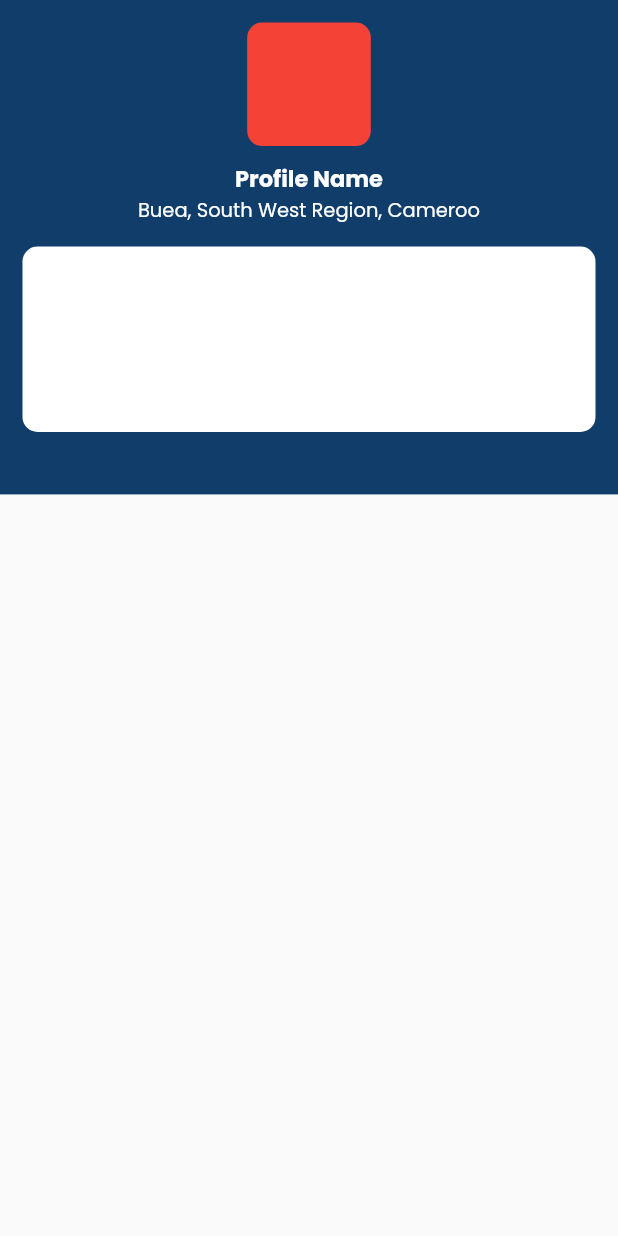
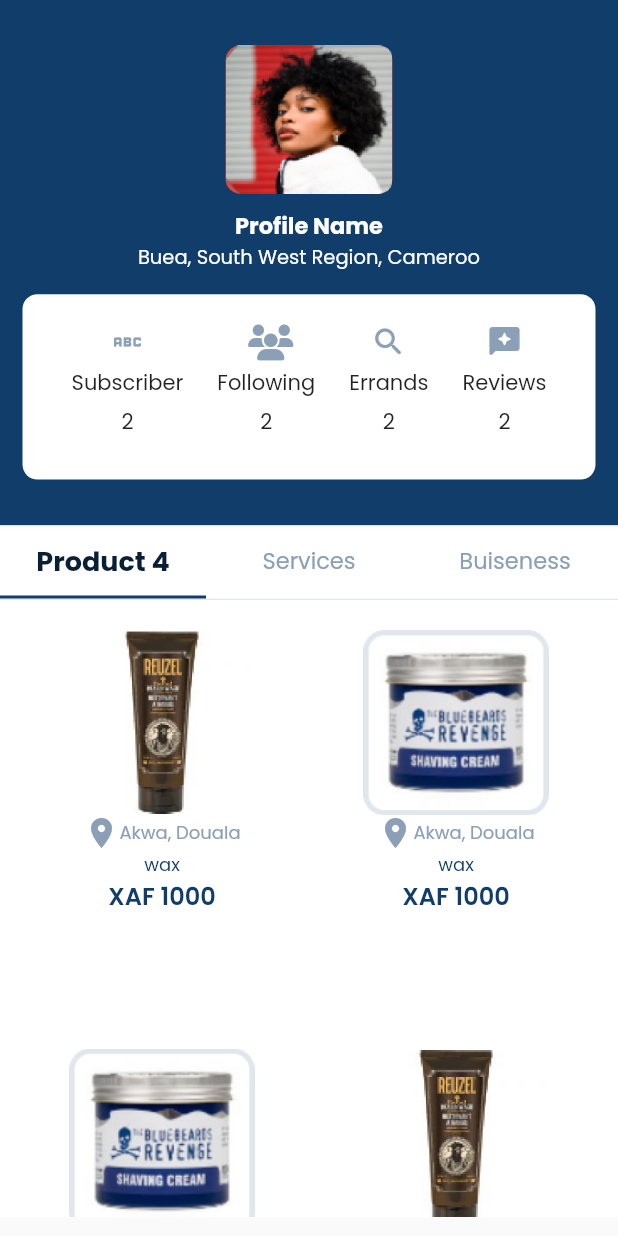
Before and after one commit to abhi061201/errandia, a Flutter app: the Profile_view screen opened directly, on a phone screen of 412 x 824 dp. Run offline on Flutter 3.47's test engine with Material 2 defaults, Android fonts, the phone set to English and light mode, and no system bars; our stand-ins replace carousel_slider, flutter_rating_bar, font_awesome_flutter, get, get_storage, pin_code_fields; accounts and stored records are empty.

Commit message:
added business view

```diff
--- /dev/null
+++ b/lib/app/modules/buiseness/controller/business_controller.dart
@@ -0,0 +1,53 @@
+import 'package:flutter/foundation.dart';
+import 'package:flutter/material.dart';
+import 'package:get/get.dart';
+
+import '../view/buiseness_item.dart';
+
+class business_controller extends GetxController {
+  List<buiseness_item> businessList = [
+    buiseness_item(
+      imagepath: 'assets/images/featured_buiseness_icon/mechanic.png',
+      location: 'Akwa , Douala',
+      name: 'Centrale Auto Cabine',
+      type_of_business: 'Cars & Bikes',
+    ),
+    buiseness_item(
+      imagepath: 'assets/images/featured_buiseness_icon/nishang.png',
+      location: 'Akwa , Douala',
+      name: 'Nishang',
+      type_of_business: 'Electronics & IT',
+    ),
+    buiseness_item(
+      imagepath: 'assets/images/featured_buiseness_icon/plumbing.png',
+      location: 'Akwa , Douala',
+      name: 'Centrale Auto Cabine',
+      type_of_business: 'Cars & Bikes',
+    ),
+    buiseness_item(
+      imagepath: 'assets/images/featured_buiseness_icon/barber.png',
+      location: 'Akwa , Douala',
+      name: 'Barber Shop',
+      type_of_business: 'Hair Cut',
+    ),
+    buiseness_item(
+      imagepath: 'assets/images/featured_buiseness_icon/mechanic.png',
+      location: 'Akwa , Douala',
+      name: 'Centrale Auto Cabine',
+      type_of_business: 'Cars & Bikes',
+    ),
+    buiseness_item(
+      imagepath: 'assets/images/featured_buiseness_icon/nishang.png',
+      location: 'Akwa , Douala',
+      name: 'Nishang',
+      type_of_business: 'Electronics & IT',
+    ),
+    buiseness_item(
+      imagepath: 'assets/images/featured_buiseness_icon/plumbing.png',
+      location: 'Akwa , Douala',
+      name: 'Centrale Auto Cabine',
+      type_of_business: 'Cars & Bikes',
+    ),
+
+  ];
+}
--- /dev/null
+++ b/lib/app/modules/global/Widgets/errandia_widget.dart
@@ -0,0 +1,70 @@
+import 'package:flutter/material.dart';
+import 'package:get/get.dart';
+
+import '../constants/color.dart';
+
+class errandia_widget extends StatelessWidget {
+  errandia_widget({
+    super.key,
+    @required this.cost,
+    @required this.imagePath,
+    @required this.name,
+    @required this.location,
+  });
+  String? name;
+  String? imagePath;
+  String? location;
+  String? cost;
+
+  @override
+  Widget build(BuildContext context) {
+    return Container(
+        padding:EdgeInsets.symmetric(horizontal: 10, vertical: 10),
+        margin: EdgeInsets.only(
+          // right: 10,
+          top: 10,
+          bottom: 10,
+        ),
+        // height: Get.height * 0.15,
+        color: Colors.white,
+        // width: Get.width * 0.38,
+        child: Center(
+          child: Column(
+            crossAxisAlignment: CrossAxisAlignment.center,
+            children: [
+              Container(
+                height: Get.height * 0.15,
+                child: Image(image: AssetImage(imagePath.toString(),),fit: BoxFit.fill,)
+              ),
+              Row(
+                mainAxisAlignment: MainAxisAlignment.center,
+                children: [
+                  Icon(
+                    Icons.location_on,
+                    color: appcolor().mediumGreyColor,
+                  ),
+                  Text(
+                    location.toString(),
+                    style: TextStyle(
+                        color: appcolor().mediumGreyColor, fontSize: 12),
+                  )
+                ],
+              ),
+              Text(
+                name.toString(),
+                style: TextStyle(fontSize: 12, color: appcolor().mainColor),
+                textAlign: TextAlign.center,
+              ),
+              Text(
+                cost.toString(),
+                style: TextStyle(
+                    fontWeight: FontWeight.w600,
+                    color: appcolor().mainColor,
+                    fontSize: 16),
+              )
+            ],
+          ),
+        ));
+
+  }
+}
--- a/lib/app/modules/home/controller/home_controller.dart
+++ b/lib/app/modules/home/controller/home_controller.dart
@@ -3,5 +3,6 @@ import 'package:get/get.dart';
 class home_controller extends GetxController{
 
   RxInt index= 0.obs;
+  RxBool atbusiness=true.obs;
 
 }
--- a/lib/app/modules/home/view/home_view.dart
+++ b/lib/app/modules/home/view/home_view.dart
@@ -1,4 +1,5 @@
 import 'package:errandia/app/modules/auth/Register/register_ui.dart';
+import 'package:errandia/app/modules/buiseness/view/buiseness_view.dart';
 import 'package:errandia/app/modules/global/Widgets/appbar.dart';
 import 'package:errandia/app/modules/global/constants/color.dart';
 import 'package:errandia/app/modules/home/categories/view/categories.dart';
@@ -33,9 +34,8 @@ class _Home_viewState extends State<Home_view> {
   final tabList = [
     home_view_1(),
     run_an_errand(),
-    Center(
-      child: Text('Buiseness'),
-    ),
+    Business_View(),
+    // Center(child: Text('Business Screen'),),
     Profile_view(),
     Center(
       child: Text('More'),
--- /dev/null
+++ b/lib/app/modules/profile/controller/profile_controller.dart
@@ -0,0 +1,79 @@
+import 'package:errandia/app/modules/global/Widgets/errandia_widget.dart';
+import 'package:flutter/material.dart';
+import 'package:get/get.dart';
+
+class profile_controller extends GetxController {
+
+  RxInt tabControllerindex= 0.obs;
+
+  List<errandia_widget> product_list = [
+    errandia_widget(
+      cost: 'XAF 1000',
+      imagePath: 'assets/images/er2.png',
+      name: 'wax',
+      location: 'Akwa, Douala',
+    ),
+    errandia_widget(
+      cost: 'XAF 1000',
+      imagePath: 'assets/images/ui_23_item.png',
+      name: 'wax',
+      location: 'Akwa, Douala',
+    ),
+    errandia_widget(
+      cost: 'XAF 1000',
+      imagePath: 'assets/images/ui_23_item.png',
+      name: 'wax',
+      location: 'Akwa, Douala',
+    ),
+    errandia_widget(
+      cost: 'XAF 1000',
+      imagePath: 'assets/images/er2.png',
+      name: 'hello',
+      location: 'Akwa, Douala',
+    ),
+
+  ];
+  List<errandia_widget> service_list = [
+    errandia_widget(
+      cost: 'XAF 1000',
+      imagePath: 'assets/images/er2.png',
+      name: 'wax',
+      location: 'Akwa, Douala',
+    ),
+    errandia_widget(
+      cost: 'XAF 1000',
+      imagePath: 'assets/images/er2.png',
+      name: 'hello',
+      location: 'Akwa, Douala',
+    ),
+    errandia_widget(
+      cost: 'XAF 1000',
+      imagePath: 'assets/images/ui_23_item.png',
+      name: 'wax',
+      location: 'Akwa, Douala',
+    ),
+
+  ];
+
+  List<errandia_widget> Buiseness_list = [
+    errandia_widget(
+      cost: 'XAF 1000',
+      imagePath: 'assets/images/er2.png',
+      name: 'wax',
+      location: 'Akwa, Douala',
+    ),
+    errandia_widget(
+      cost: 'XAF 1000',
+      imagePath: 'assets/images/ui_23_item.png',
+      name: 'wax',
+      location: 'Akwa, Douala',
+    ),
+    errandia_widget(
+      cost: 'XAF 1000',
+      imagePath: 'assets/images/er2.png',
+      name: 'wax',
+      location: 'Akwa, Douala',
+    ),
+
+  ];
+}
--- a/lib/app/modules/profile/view/profile_view.dart
+++ b/lib/app/modules/profile/view/profile_view.dart
@@ -1,32 +1,55 @@
+import 'package:errandia/app/modules/global/Widgets/errandia_widget.dart';
 import 'package:errandia/app/modules/global/constants/color.dart';
+import 'package:errandia/app/modules/profile/controller/profile_controller.dart';
 import 'package:flutter/material.dart';
 import 'package:font_awesome_flutter/font_awesome_flutter.dart';
 import 'package:get/get.dart';
 
-class Profile_view extends StatelessWidget {
+// profile_controller profilecontroller= Get.put(profile_controller());
+
+class Profile_view extends StatefulWidget {
   const Profile_view({super.key});
 
   @override
+  State<Profile_view> createState() => _Profile_viewState();
+}
+
+class _Profile_viewState extends State<Profile_view>
+    with TickerProviderStateMixin {
+  late final TabController tabController =
+      TabController(length: 3, vsync: this);
+
+  @override
   Widget build(BuildContext context) {
+    String prod_list_size = profile_controller().product_list.length > 0
+        ? profile_controller().product_list.length.toString()
+        : "";
+
     return Scaffold(
-      body: CustomScrollView(
-        slivers: [
-          SliverList.list(children: [
+        body: Column(
+      children: [
         Container(
-              height: Get.height * 0.4,
+          // height: Get.height * 0.45,
+          height: 350,
           color: appcolor().mainColor,
           child: Column(
             crossAxisAlignment: CrossAxisAlignment.center,
-                mainAxisAlignment: MainAxisAlignment.start,
+            mainAxisAlignment: MainAxisAlignment.center,
             children: [
               // profile picture container
               Container(
                 // child: Image(image: AssetImage(''),),
-                    height: Get.height * 0.1,
-                    width: Get.width * 0.2,
+                height: Get.height * 0.12,
+                width: Get.width * 0.27,
                 decoration: BoxDecoration(
                   color: Colors.red,
                   borderRadius: BorderRadius.circular(10),
+                ),
+                child: Image(
+                  image: AssetImage(
+                    'assets/images/profile_image.png',
+                  ),
+                  fit: BoxFit.fill,
                 ),
               ),
 
@@ -40,7 +63,8 @@ class Profile_view extends StatelessWidget {
                   style: TextStyle(
                     color: Colors.white,
                     fontSize: 15,
-                          fontWeight: FontWeight.bold),
+                    fontWeight: FontWeight.bold,
+                  ),
                 ),
               ),
 
@@ -56,6 +80,10 @@ class Profile_view extends StatelessWidget {
               ),
               // details container
               Container(
+                padding: EdgeInsets.symmetric(
+                  horizontal: 10,
+                  vertical: 20,
+                ),
                 margin: EdgeInsets.only(top: 15, left: 15, right: 15),
                 height: Get.height * 0.15,
                 decoration: BoxDecoration(
@@ -63,18 +91,103 @@ class Profile_view extends StatelessWidget {
                   color: Colors.white,
                 ),
                 child: Row(
+                  crossAxisAlignment: CrossAxisAlignment.center,
+                  mainAxisAlignment: MainAxisAlignment.spaceEvenly,
                   children: [
-                        // details_container_item_widget('Subscriber', ),
+                    details_container_item_widget(
+                      'Subscriber',
+                      Icons.abc,
+                      2,
+                    ),
+                    details_container_item_widget(
+                      'Following',
+                      FontAwesomeIcons.users,
+                      2,
+                    ),
+                    details_container_item_widget(
+                      'Errands',
+                      Icons.search_rounded,
+                      2,
+                    ),
+                    details_container_item_widget(
+                      'Reviews',
+                      Icons.reviews_rounded,
+                      2,
+                    ),
+                  ],
+                ),
+              ),
+
+              //
+            ],
+          ).paddingSymmetric(vertical: 15),
+        ),
+        Container(
+          decoration: BoxDecoration(
+            border: Border.symmetric(
+              horizontal: BorderSide(
+                color: appcolor().greyColor,
+              ),
+            ),
+          ),
+          child: Column(
+            children: [
+              Container(
+                color: Colors.white,
+                // height: Get.height * 0.07,
+                child: TabBar(
+                  // isScrollable: true,
+                  dividerColor: appcolor().mediumGreyColor,
+                  unselectedLabelColor: appcolor().mediumGreyColor,
+                  unselectedLabelStyle: TextStyle(
+                    fontWeight: FontWeight.normal,
+                    fontSize: 15,
+                  ),
+                  indicatorColor: appcolor().mainColor,
+
+                  labelStyle: TextStyle(
+                    fontWeight: FontWeight.bold,
+                    color: appcolor().mainColor,
+                    fontSize: 18,
+                  ),
+                  controller: tabController,
+                  labelColor: appcolor().darkBlueColor,
+                  tabs: [
+                    Tab(
+                      text:tabController.index==0? "Product " +prod_list_size:"Product",
+                    ),
+                    Tab(
+                      text: "Services",
+                    ),
+                    Tab(
+                      text: "Buiseness",
+                    ),
                   ],
                 ),
               ),
             ],
-              ).paddingSymmetric(vertical: 15),
           ),
-          ])
+        ),
+        Expanded(
+          child: Container(
+            color: Colors.white,
+            padding: EdgeInsets.symmetric(horizontal: 15),
+            // height: Get.height * 0.2,
+            child: TabBarView(
+              controller: tabController,
+              children: [
+                product_item_list(),
+                Service_item_list(),
+                Buiseness_item_list(),
               ],
             ),
-    );
+          ),
+        ),
+        SizedBox(
+          height: Get.height * 0.015,
+        ),
+      ],
+    ));
   }
 }
 
@@ -86,10 +199,16 @@ Widget details_container_item_widget(
   return Column(
     children: [
       Container(
-        child: Icon(iconData),
+        child: Icon(
+          iconData,
+          color: appcolor().mediumGreyColor,
+        ),
       ),
       Container(
-        child: Text(title),
+        margin: EdgeInsets.symmetric(vertical: 5),
+        child: Text(
+          title,
+        ),
       ),
       Container(
         child: Text(count.toString()),
@@ -97,3 +216,45 @@ Widget details_container_item_widget(
     ],
   );
 }
+
+Widget product_item_list() {
+  return GridView.builder(
+    itemCount: profile_controller().product_list.length,
+    gridDelegate: SliverGridDelegateWithFixedCrossAxisCount(
+      crossAxisCount: 2,
+      crossAxisSpacing: 10,
+      childAspectRatio: 1 / 1.5,
+    ),
+    itemBuilder: (context, index) {
+      return profile_controller().product_list[index];
+    },
+  );
+}
+
+Widget Service_item_list() {
+  return GridView.builder(
+    itemCount: profile_controller().service_list.length,
+    gridDelegate: SliverGridDelegateWithFixedCrossAxisCount(
+      crossAxisCount: 2,
+      crossAxisSpacing: 10,
+      childAspectRatio: 1 / 1.5,
+    ),
+    itemBuilder: (context, index) {
+      return profile_controller().service_list[index];
+    },
+  );
+}
+
+Widget Buiseness_item_list() {
+  return GridView.builder(
+    itemCount: profile_controller().Buiseness_list.length,
+    gridDelegate: SliverGridDelegateWithFixedCrossAxisCount(
+      crossAxisCount: 2,
+      crossAxisSpacing: 10,
+      childAspectRatio: 1 / 1.5,
+    ),
+    itemBuilder: (context, index) {
+      return profile_controller().Buiseness_list[index];
+    },
+  );
+}
```
Also changed, not shown: lib/app/modules/buiseness/view/buiseness_item.dart (added, +71 -0 lines), lib/app/modules/buiseness/view/buiseness_view.dart (added, +168 -0 lines), lib/app/modules/global/Widgets/appbar.dart (+17 -1 lines), lib/app/modules/home/view/home_view_1.dart (+8 -5 lines), assets/images/er2.png (added), assets/images/profile_image.png (added). Lines whose indentation alone changed are shown as unchanged.
